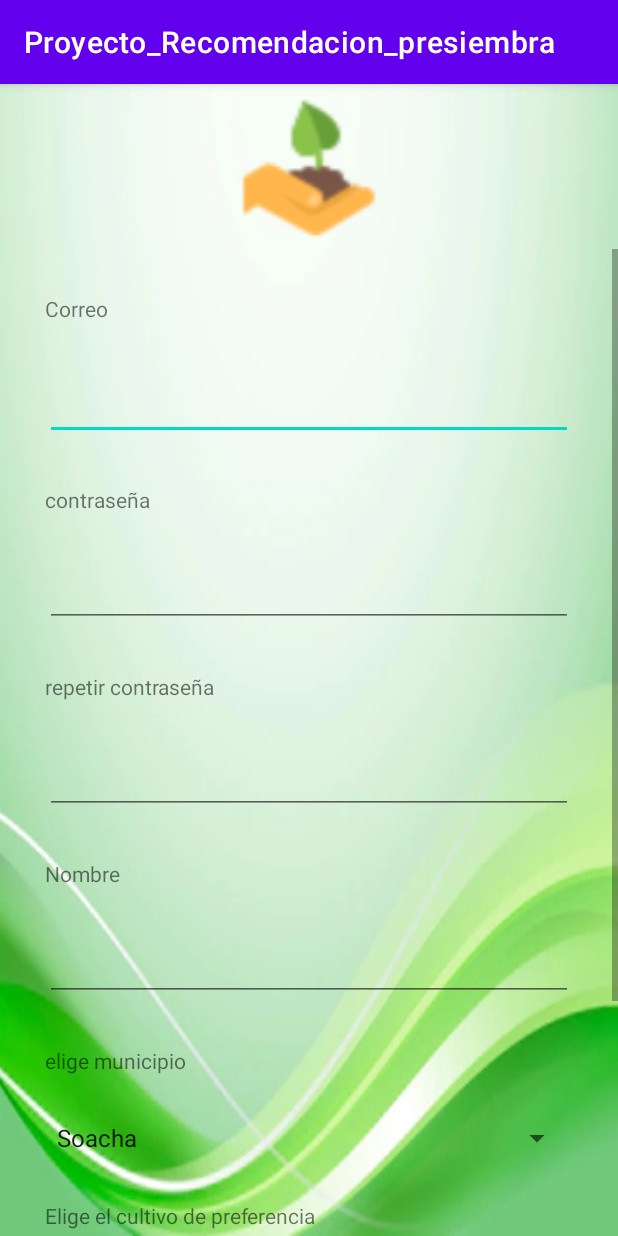
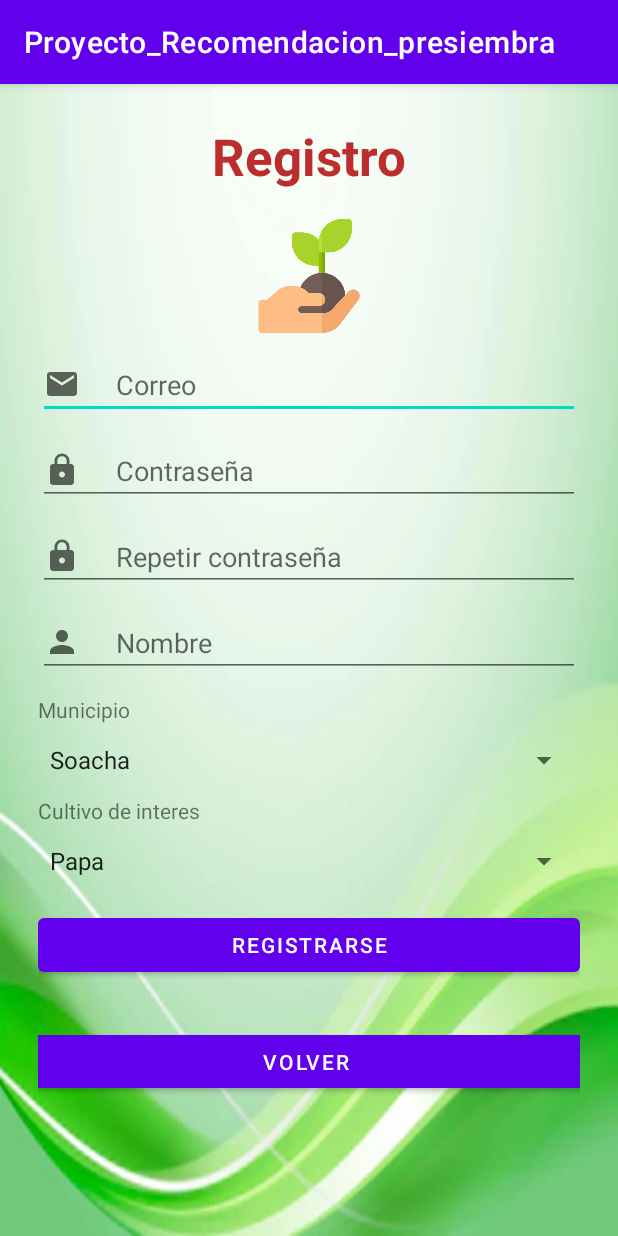
Before and after one commit to YeisonDSepulvedaO9/Proyecto_Recomendacion_presiembra, an Android app: the registrar screen opened directly, with no data from a screen before it, on a phone screen of 412 x 824 dp. Run offline under Robolectric (Android 15) with nearby library versions, the phone set to English and light mode, and no system bars.

Commit message:
///////// prueba _error 2.0

```diff
--- a/app/src/main/java/com/example/proyecto_recomendacion_presiembra/Reporte_Recomendacion.java
+++ b/app/src/main/java/com/example/proyecto_recomendacion_presiembra/Reporte_Recomendacion.java
@@ -11,14 +11,12 @@ public class Reporte_Recomendacion extends AppCompatActivity implements View.OnC
 
     Button volver2;
 
-
     @Override
     protected void onCreate(Bundle savedInstanceState) {
         super.onCreate(savedInstanceState);
         setContentView(R.layout.activity_reporte_recomendacion);
         volver2=(Button) findViewById(R.id.volver);
         volver2.setOnClickListener(this);
-
 
 
     }
--- a/app/src/main/java/com/example/proyecto_recomendacion_presiembra/activity_realizar_recomendacion.java
+++ b/app/src/main/java/com/example/proyecto_recomendacion_presiembra/activity_realizar_recomendacion.java
@@ -164,6 +164,7 @@ public class activity_realizar_recomendacion extends AppCompatActivity implement
                 }
             },año,mes,dia);
             datePickerDialog.show();
+            datePickerDialog.getDatePicker().setMinDate(calendario.getTimeInMillis());
         }
     }
 
--- a/app/src/main/java/com/example/proyecto_recomendacion_presiembra/registrar.java
+++ b/app/src/main/java/com/example/proyecto_recomendacion_presiembra/registrar.java
@@ -50,13 +50,9 @@ public class registrar extends AppCompatActivity implements View.OnClickListener
 
       //Rellenar spinner de cultivo
 
-      String [] opciones ={"papa","fresa","alverja"};
+      String [] opciones ={"Papa","Fresa","Arveja"};
       ArrayAdapter <String> adapter1= new ArrayAdapter<String>(this, android.R.layout.simple_spinner_item, opciones);
       opcionesc.setAdapter(adapter1);
-
-
-
-
 
 
    }
@@ -77,24 +73,21 @@ public class registrar extends AppCompatActivity implements View.OnClickListener
                Toast.makeText(this, "ERROR : campos vacios", Toast.LENGTH_LONG).show();
             }else if(dao.insertarUsuario(u)){
                Toast.makeText(this,"Registro Existoso !!!",Toast.LENGTH_LONG).show();
-
-
-               Intent i= new Intent(registrar.this,Reporte_Recomendacion.class );
+               Intent i= new Intent(registrar.this,Activity_inicio_sesion.class );
                startActivity(i);
-
+               finish();
 
             }else{
 
                Toast.makeText(this, "Usuario ya registrado !!", Toast.LENGTH_LONG).show();
             }
 
-
-
             break;
 
          case R.id.volver:
-            Intent i5= new Intent(registrar.this,Perfil.class );
+            Intent i5= new Intent(registrar.this, Activity_menu.class );
             startActivity(i5);
+            finish();
             break;
 
       }
--- /dev/null
+++ b/app/src/main/res/drawable/ic_baseline_email_24.xml
@@ -0,0 +1,10 @@
+<vector xmlns:android="http://schemas.android.com/apk/res/android"
+    android:width="24dp"
+    android:height="24dp"
+    android:viewportWidth="24"
+    android:viewportHeight="24"
+    android:tint="?attr/colorControlNormal">
+  <path
+      android:fillColor="@android:color/white"
+      android:pathData="M20,4L4,4c-1.1,0 -1.99,0.9 -1.99,2L2,18c0,1.1 0.9,2 2,2h16c1.1,0 2,-0.9 2,-2L22,6c0,-1.1 -0.9,-2 -2,-2zM20,8l-8,5 -8,-5L4,6l8,5 8,-5v2z"/>
+</vector>
--- /dev/null
+++ b/app/src/main/res/drawable/ic_baseline_lock_24.xml
@@ -0,0 +1,11 @@
+<?xml version="1.0" encoding="utf-8"?>
+<vector xmlns:android="http://schemas.android.com/apk/res/android"
+    android:width="24dp"
+    android:height="24dp"
+    android:viewportWidth="24"
+    android:viewportHeight="24"
+    android:tint="?attr/colorControlNormal">
+    <path
+        android:fillColor="@android:color/white"
+        android:pathData="M18,8h-1L17,6c0,-2.76 -2.24,-5 -5,-5S7,3.24 7,6v2L6,8c-1.1,0 -2,0.9 -2,2v10c0,1.1 0.9,2 2,2h12c1.1,0 2,-0.9 2,-2L20,10c0,-1.1 -0.9,-2 -2,-2zM12,17c-1.1,0 -2,-0.9 -2,-2s0.9,-2 2,-2 2,0.9 2,2 -0.9,2 -2,2zM15.1,8L8.9,8L8.9,6c0,-1.71 1.39,-3.1 3.1,-3.1 1.71,0 3.1,1.39 3.1,3.1v2z"/>
+</vector>
--- /dev/null
+++ b/app/src/main/res/drawable/ic_baseline_person_24.xml
@@ -0,0 +1,11 @@
+<?xml version="1.0" encoding="utf-8"?>
+<vector xmlns:android="http://schemas.android.com/apk/res/android"
+    android:width="24dp"
+    android:height="24dp"
+    android:viewportWidth="24"
+    android:viewportHeight="24"
+    android:tint="?attr/colorControlNormal">
+    <path
+        android:fillColor="@android:color/white"
+        android:pathData="M12,12c2.21,0 4,-1.79 4,-4s-1.79,-4 -4,-4 -4,1.79 -4,4 1.79,4 4,4zM12,14c-2.67,0 -8,1.34 -8,4v2h16v-2c0,-2.66 -5.33,-4 -8,-4z"/>
+</vector>
--- a/app/src/main/res/layout/activity_registrar.xml
+++ b/app/src/main/res/layout/activity_registrar.xml
@@ -1,209 +1,126 @@
 <?xml version="1.0" encoding="utf-8"?>
-
-
-<LinearLayout xmlns:android="http://schemas.android.com/apk/res/android"
+<RelativeLayout xmlns:android="http://schemas.android.com/apk/res/android"
     xmlns:app="http://schemas.android.com/apk/res-auto"
     xmlns:tools="http://schemas.android.com/tools"
     android:layout_width="match_parent"
     android:layout_height="match_parent"
     android:background="@drawable/total"
     android:orientation="vertical"
+    android:padding="25dp"
     tools:context=".registrar">
-
-        <ImageView
-        android:id="@+id/icono_g"
-        android:layout_width="match_parent"
-        android:layout_height="110dp"
-
-        app:srcCompat="@drawable/icono_principal"
-        />
-
 
     <ScrollView
         android:layout_width="match_parent"
-        android:layout_height="wrap_content">
+        android:layout_height="match_parent">
 
         <LinearLayout
             android:layout_width="match_parent"
             android:layout_height="wrap_content"
-            android:orientation="vertical">
-
-
-
-
+            android:orientation="vertical" >
 
             <TextView
-                android:id="@+id/correo_g"
+                android:id="@+id/tvPleaseCreateAccount"
                 android:layout_width="match_parent"
                 android:layout_height="wrap_content"
-                android:layout_weight="0"
-                android:text="Correo"
+                android:text="Registro"
+                android:textAlignment="center"
+                android:textColor="#BC2D2D"
+                android:textSize="34sp"
+                android:textStyle="bold" />
 
-                android:layout_gravity="center"
-                android:layout_marginLeft="30dp"
-                android:layout_marginRight="30dp"
-                android:layout_marginTop="30dp"/>/>
+            <ImageView
+                android:id="@+id/icono_g3"
+                android:layout_width="match_parent"
+                android:layout_height="76dp"
 
+                android:layout_marginTop="19dp"
+                app:srcCompat="@drawable/brote" />
 
             <EditText
                 android:id="@+id/usuario_registrar"
-                android:layout_width="wrap_content"
-                android:layout_height="wrap_content"
-                android:layout_weight="0"
-                android:ems="20"
-                android:inputType="textPersonName"
-                android:minHeight="48dp"
-                android:layout_gravity="center"
-                android:layout_marginLeft="30dp"
-                android:layout_marginRight="30dp"
-                android:layout_marginTop="30dp"/>
-
-            <TextView
-                android:id="@+id/contraseña_g"
                 android:layout_width="match_parent"
                 android:layout_height="wrap_content"
-                android:layout_weight="0"
-                android:text="contraseña"
-                android:layout_gravity="center"
-                android:layout_marginLeft="30dp"
-                android:layout_marginRight="30dp"
-                android:layout_marginTop="30dp"/>
+                android:layout_marginTop="12dp"
+                android:drawableStart="@drawable/ic_baseline_email_24"
+                android:drawablePadding="24dp"
+                android:hint="Correo" />
 
             <EditText
                 android:id="@+id/contrasena_registar"
-                android:layout_width="wrap_content"
-                android:layout_height="wrap_content"
-                android:layout_weight="0"
-                android:ems="20"
-                android:inputType="textPassword"
-                android:layout_gravity="center"
-                android:layout_marginLeft="30dp"
-                android:layout_marginRight="30dp"
-                android:layout_marginTop="30dp"
-                />
-
-
-            <TextView
-                android:id="@+id/repetir_g"
                 android:layout_width="match_parent"
                 android:layout_height="wrap_content"
-                android:layout_weight="0"
-                android:text="repetir contraseña"
-                android:layout_gravity="center"
-                android:layout_marginLeft="30dp"
-                android:layout_marginRight="30dp"
-                android:layout_marginTop="30dp"/>
+                android:layout_marginTop="12dp"
+                android:drawableStart="@drawable/ic_baseline_lock_24"
+                android:drawablePadding="24dp"
+                android:hint="Contraseña"
+                android:inputType="textPassword" />
 
             <EditText
                 android:id="@+id/contrasenaconfirmacion_registar"
-                android:layout_width="wrap_content"
-                android:layout_height="wrap_content"
-                android:layout_weight="0"
-                android:ems="20"
-                android:inputType="textPassword"
-                android:layout_gravity="center"
-                android:layout_marginLeft="30dp"
-                android:layout_marginRight="30dp"
-                android:layout_marginTop="30dp"/>
-            <TextView
-                android:id="@+id/Nombre_g"
                 android:layout_width="match_parent"
                 android:layout_height="wrap_content"
-                android:text="Nombre"
-                android:layout_gravity="center"
-                android:layout_marginLeft="30dp"
-                android:layout_marginRight="30dp"
-                android:layout_marginTop="30dp"/>
-
+                android:layout_marginTop="12dp"
+                android:drawableStart="@drawable/ic_baseline_lock_24"
+                android:drawablePadding="24dp"
+                android:hint="Repetir contraseña"
+                android:inputType="textPassword" />
 
             <EditText
                 android:id="@+id/nombre_r"
                 android:layout_width="match_parent"
                 android:layout_height="wrap_content"
-                android:ems="10"
-                android:inputType="textPersonName"
-                android:layout_gravity="center"
-                android:layout_marginLeft="30dp"
-                android:layout_marginRight="30dp"
-                android:layout_marginTop="30dp"
-                />
-
+                android:layout_marginTop="12dp"
+                android:drawableStart="@drawable/ic_baseline_person_24"
+                android:drawablePadding="24dp"
+                android:hint="Nombre" />
 
             <TextView
-                android:id="@+id/municipio_g"
-                android:layout_width="match_parent"
+                android:id="@+id/textView16"
+                android:layout_width="wrap_content"
                 android:layout_height="wrap_content"
-                android:layout_weight="0"
-                android:text="elige municipio"
-                android:layout_gravity="center"
-                android:layout_marginLeft="30dp"
-                android:layout_marginRight="30dp"
-                android:layout_marginTop="30dp"/>
+                android:layout_marginTop="12dp"
+                android:text="Municipio" />
+
             <Spinner
                 android:id="@+id/municipio"
                 android:layout_width="match_parent"
                 android:layout_height="wrap_content"
-
-                android:text="municipio"
-                android:layout_gravity="center"
-                android:layout_marginLeft="30dp"
-                android:layout_marginRight="30dp"
-                android:layout_marginTop="30dp"/>
-
-
-
-
+                android:layout_marginTop="12dp"
+                android:scrollbarSize="12dp"
+                android:spinnerMode="dropdown" />
 
             <TextView
-                android:id="@+id/textView6"
-                android:layout_width="match_parent"
+                android:id="@+id/textView17"
+                android:layout_width="wrap_content"
                 android:layout_height="wrap_content"
-                android:layout_weight="0"
-                android:text="Elige el cultivo de preferencia"
-
-                android:layout_gravity="center"
-                android:layout_marginLeft="30dp"
-                android:layout_marginRight="30dp"
-                android:layout_marginTop="30dp"/>
-
+                android:layout_marginTop="12dp"
+                android:text="Cultivo de interes" />
 
             <Spinner
                 android:id="@+id/cultivo"
                 android:layout_width="match_parent"
                 android:layout_height="wrap_content"
-
-                android:layout_gravity="center"
-                android:layout_marginLeft="30dp"
-                android:layout_marginRight="30dp"
-                android:layout_marginTop="30dp"/>
-
+                android:layout_marginTop="12dp" />
 
             <Button
                 android:id="@+id/registrar"
                 android:layout_width="match_parent"
                 android:layout_height="wrap_content"
-                android:layout_weight="0"
-                android:text="Registrarse"
-                android:layout_gravity="center"
-                android:layout_marginLeft="30dp"
-                android:layout_marginRight="30dp"
-                android:layout_marginTop="30dp"/>
+                android:layout_marginTop="20dp"
+                android:text="REGISTRARSE" />
 
             <Button
                 android:id="@+id/volver"
-                android:layout_width="match_parent"
-                android:layout_height="wrap_content"
-                android:layout_weight="0"
-                android:text="Volver "
+                android:layout_width="372dp"
+                android:layout_height="47dp"
                 android:layout_gravity="center"
                 android:layout_marginLeft="30dp"
+                android:layout_marginTop="30dp"
                 android:layout_marginRight="30dp"
-                android:layout_marginTop="30dp"/>
-
+                android:layout_weight="0"
+                android:text="Volver " />
 
         </LinearLayout>
-
     </ScrollView>
 
-
-</LinearLayout>
+</RelativeLayout>
```
Also changed, not shown: app/src/main/AndroidManifest.xml (+10 -18 lines), app/src/main/java/com/example/proyecto_recomendacion_presiembra/Activity_inicio_sesion.java (+4 -3 lines), app/src/main/java/com/example/proyecto_recomendacion_presiembra/Activity_menu.java (+7 -5 lines), app/src/main/java/com/example/proyecto_recomendacion_presiembra/ConexionSQLiteHelper.java (+9 -3 lines), app/src/main/java/com/example/proyecto_recomendacion_presiembra/Utilidades/Utilidades.java (+36 -11 lines), app/src/main/res/drawable/ic_baseline_account_box_24.xml (added, +11 -0 lines), app/src/main/res/drawable/ic_baseline_data_usage_24.xml (added, +10 -0 lines), app/src/main/res/drawable/ic_baseline_map_24.xml (added, +10 -0 lines), app/src/main/res/layout/activity_consulta_reportes.xml (+16 -11 lines), app/src/main/res/layout/activity_inicio_sesion.xml (+43 -84 lines), app/src/main/res/layout/activity_menu.xml (+18 -7 lines).
